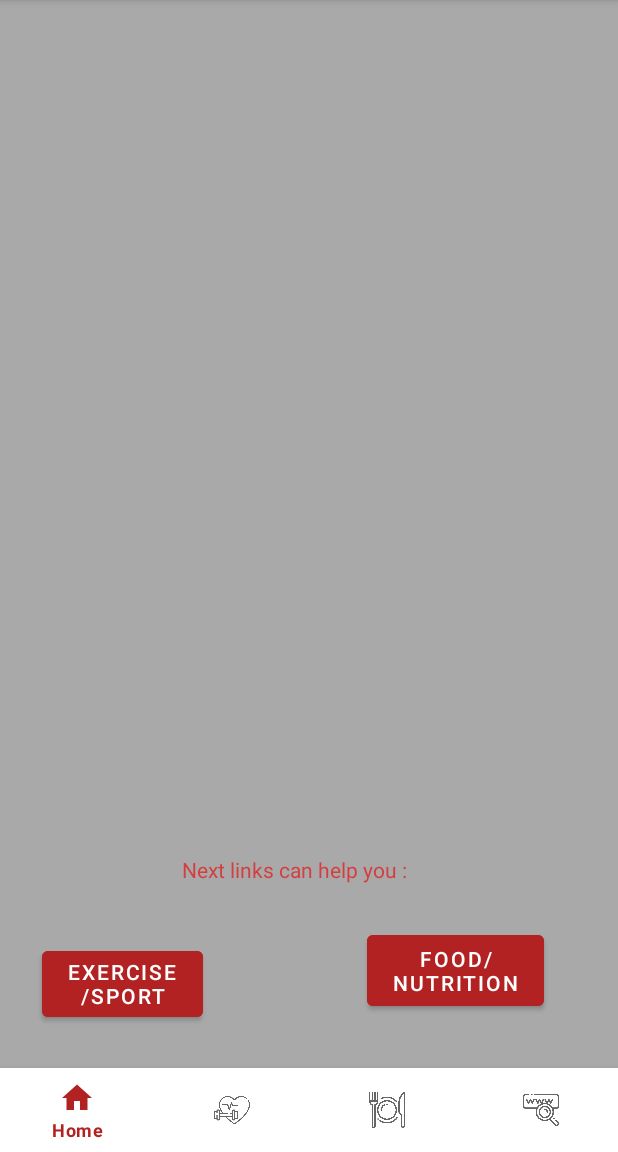
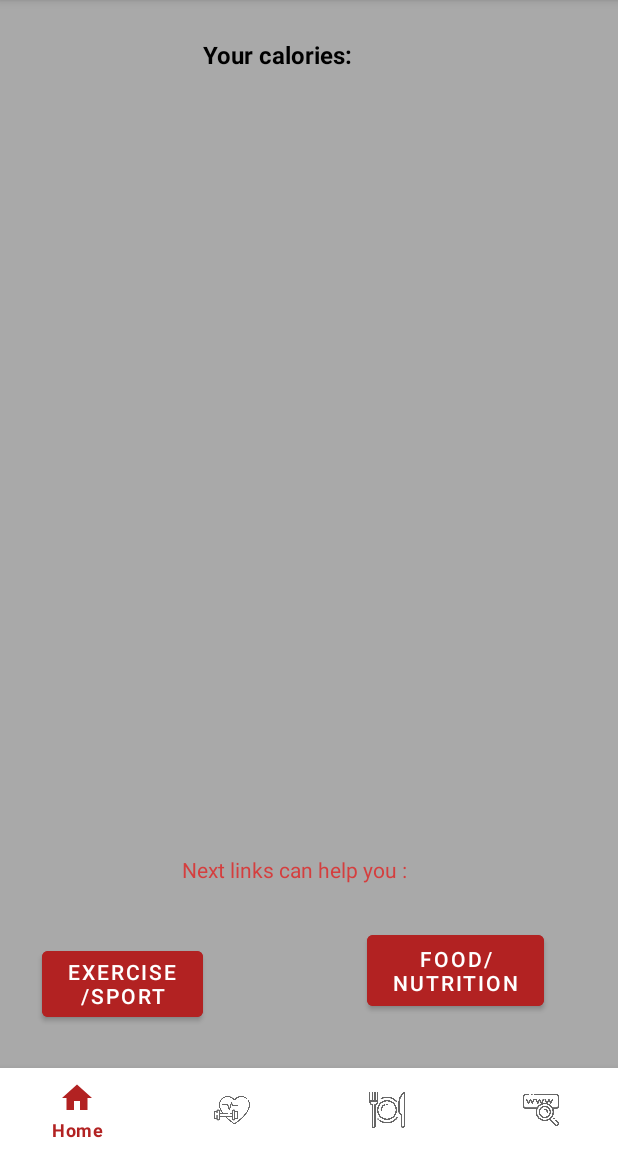
Before and after one commit to Anastezii/LifeFit, an Android app: the CaloriesActivity screen opened directly, with no data from a screen before it, on a phone screen of 412 x 824 dp, the part 84-1236 px from its top. Run offline under Robolectric (Android 15) with nearby library versions, the phone set to English and light mode, and no system bars; our stand-ins replace Firebase (no records; nobody signed in at launch, a user with empty details on screens opened directly); 1 statement that could not run was skipped.

Commit message:
calories activity (calculate calories)

```diff
--- a/app/build.gradle
+++ b/app/build.gradle
@@ -70,5 +70,9 @@ dependencies {
     implementation("com.google.android.gms:play-services-auth:20.5.0")
     implementation 'com.squareup.okhttp3:okhttp:4.9.1'
 
+    implementation 'com.google.android.gms:play-services-fitness:20.0.0'
+    implementation 'com.google.android.gms:play-services-auth:19.2.0'
+
+
 
 }
--- a/app/src/main/java/com/example/fitness/controller/CaloriesActivity.java
+++ b/app/src/main/java/com/example/fitness/controller/CaloriesActivity.java
@@ -18,8 +18,14 @@ import android.widget.ArrayAdapter;
 import android.widget.Button;
 import android.widget.TextView;
 import android.widget.Toast;
+import com.google.android.gms.common.Scopes;
+import com.google.android.gms.common.api.Scope;
+import com.google.android.gms.fitness.Fitness;
+import com.google.android.gms.fitness.FitnessOptions;
 
 import com.example.fitness.R;
+import com.google.android.gms.auth.api.signin.GoogleSignInOptions;
+import com.google.android.gms.common.api.GoogleApiClient;
 import com.google.android.material.bottomnavigation.BottomNavigationView;
 import com.google.firebase.auth.FirebaseAuth;
 import com.google.firebase.auth.FirebaseUser;
@@ -42,6 +48,7 @@ public class CaloriesActivity extends AppCompatActivity {
     private Button food,sport;
     private TextView txt_calories;
     DatabaseReference reference;
+    private GoogleApiClient googleApiClient;
 
     @Override
     protected void onCreate(Bundle savedInstanceState) {
@@ -98,11 +105,7 @@ public class CaloriesActivity extends AppCompatActivity {
                                     }
                                 });
 
-
-
                             }
-
-
 
                         }
 
@@ -116,6 +119,36 @@ public class CaloriesActivity extends AppCompatActivity {
                 Toast.makeText(CaloriesActivity.this,error.getMessage(),Toast.LENGTH_LONG).show();
             }
         });
+
+        /*GoogleSignInOptions gso = new GoogleSignInOptions.Builder(GoogleSignInOptions.DEFAULT_SIGN_IN)
+                .requestEmail()
+                .requestScopes(new Scope(Scopes.FITNESS_ACTIVITY_READ_WRITE))
+                .requestIdToken(getString(R.string.default_web_client_id))
+                .build();*/
+
+       /* googleApiClient = new GoogleApiClient.Builder(this)
+                .addApi(Fitness.RECORDING_API)
+                .addApi(Fitness.HISTORY_API)
+                .addApi(Fitness.SESSIONS_API)
+                .addScope(new Scope(Scopes.FITNESS_ACTIVITY_READ_WRITE))
+                .addConnectionCallbacks(new GoogleApiClient.ConnectionCallbacks() {
+                    @Override
+                    public void onConnected(Bundle bundle) {
+                        // Google Fit API connected
+                    }
+
+                    @Override
+                    public void onConnectionSuspended(int i) {
+                        if (i == GoogleApiClient.ConnectionCallbacks.CAUSE_NETWORK_LOST) {
+                            // Handle connection suspension due to lost network
+                        } else if (i == GoogleApiClient.ConnectionCallbacks.CAUSE_SERVICE_DISCONNECTED) {
+                            // Handle connection suspension due to service disconnection
+                        }
+                    }
+                })
+                .build();*/
+
+        googleApiClient.connect();
 
 
         BottomNavigationView bottomNavigationView=findViewById(R.id.bottomNavigationBar);
--- a/app/src/main/res/layout/activity_calories.xml
+++ b/app/src/main/res/layout/activity_calories.xml
@@ -21,6 +21,21 @@
 
 
     <TextView
+        android:id="@+id/Text"
+        android:layout_width="wrap_content"
+        android:layout_height="wrap_content"
+        android:text="Your calories:"
+        android:textAlignment="center"
+        android:textColor="#000000"
+        android:textSize="16sp"
+        android:textStyle="bold"
+        app:layout_constraintBottom_toTopOf="@+id/show_calories"
+        app:layout_constraintEnd_toEndOf="parent"
+        app:layout_constraintHorizontal_bias="0.432"
+        app:layout_constraintStart_toStartOf="parent"
+        app:layout_constraintTop_toTopOf="parent" />
+
+    <TextView
         android:id="@+id/show_calories"
         android:layout_width="wrap_content"
         android:layout_height="wrap_content"
@@ -30,10 +45,10 @@
         android:textStyle="bold"
         app:layout_constraintBottom_toBottomOf="parent"
         app:layout_constraintEnd_toEndOf="parent"
-        app:layout_constraintHorizontal_bias="0.175"
+        app:layout_constraintHorizontal_bias="0.44"
         app:layout_constraintStart_toStartOf="parent"
         app:layout_constraintTop_toTopOf="parent"
-        app:layout_constraintVertical_bias="0.067" />
+        app:layout_constraintVertical_bias="0.097" />
 
     <TextView
         android:id="@+id/textView32"
```
